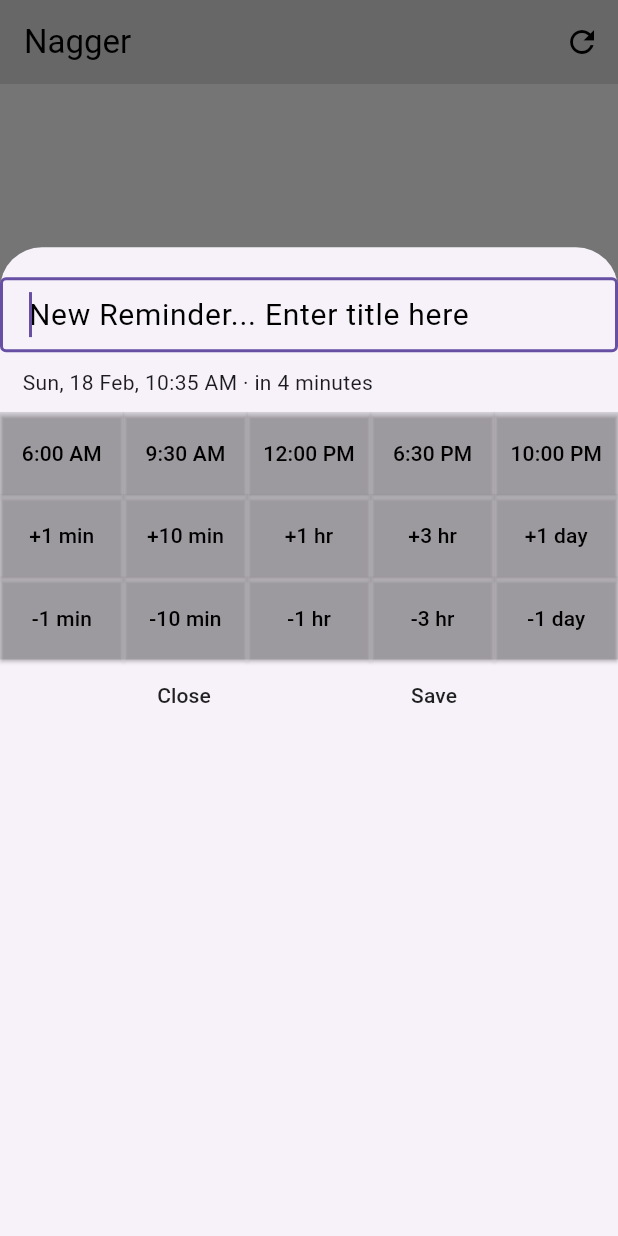
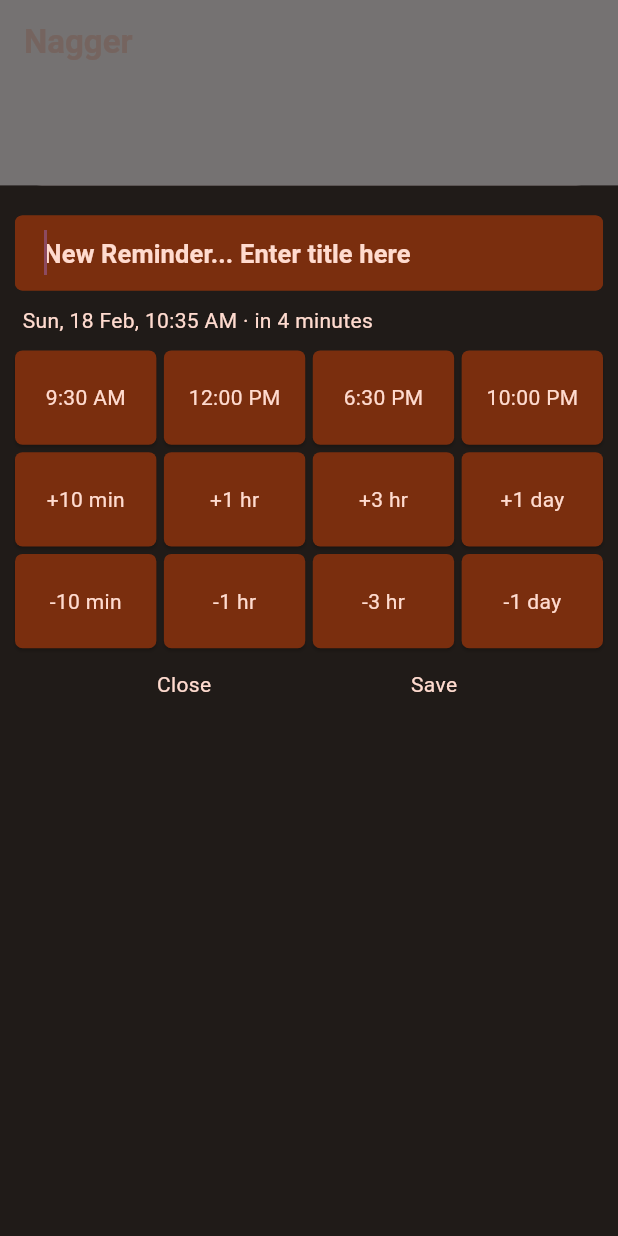
Before and after one commit to ThisIsSidam/rem-reminds-you, a Flutter app: the screen it shows after launch, after a tap on the "add" icon, on a phone screen of 412 x 824 dp. Run offline on Flutter 3.47's test engine with Material 3 defaults, Android fonts, the phone set to English and light mode, and no system bars; our stand-ins replace awesome_notifications, hive_flutter, timezone; accounts and stored records are empty.

Commit message:
Added Proper Theming to the app
Previously: The app didn't look good and the way the Theme file was made was not proper.

Now: I learned the proper way. The app now actually looks good.

```diff
--- a/lib/data/app_theme.dart
+++ b/lib/data/app_theme.dart
@@ -1,8 +1,97 @@
 
 import 'package:flutter/material.dart';
 
-class AppTheme {
-  static Color backgroundColor = Colors.blueGrey;
-  static Color primaryColor = Colors.black12;
-  static Color textOnPrimary = Colors.black;
-}
+final ThemeData myTheme = ThemeData(
+  primaryColor: Colors.white,
+  cardColor: const Color.fromRGBO(122, 46, 14, 1),
+
+  iconTheme: const IconThemeData(
+    color: Color.fromRGBO(255, 219, 207, 1)
+  ),
+
+  floatingActionButtonTheme: const FloatingActionButtonThemeData(
+    backgroundColor: Color.fromRGBO(122, 46, 14, 1),
+    foregroundColor: Color.fromRGBO(255, 219, 207, 1)
+  ),
+
+  elevatedButtonTheme: ElevatedButtonThemeData(
+    style: ElevatedButton.styleFrom(
+      padding: const EdgeInsets.all(0),
+      backgroundColor: const Color.fromRGBO(122, 46, 14, 1),
+      foregroundColor: const Color.fromRGBO(255, 219, 207, 1),
+      shape: RoundedRectangleBorder(
+        borderRadius: BorderRadius.circular(5)
+      ),
+    )
+  ),
+
+  buttonTheme: ButtonThemeData(
+    colorScheme: ColorScheme.fromSeed(
+      seedColor: const Color.fromRGBO(122, 46, 14, 1),
+    )
+  ),
+
+  textTheme: const TextTheme(
+    titleLarge: TextStyle(
+      fontSize: 22,
+      fontWeight: FontWeight.bold,
+      color: Color.fromRGBO(255, 219, 207, 1)
+    ),
+    titleMedium: TextStyle(
+      fontSize: 20,
+      fontWeight: FontWeight.bold,
+      color: Color.fromRGBO(255, 219, 207, 1)
+    ),
+    titleSmall: TextStyle(
+      fontSize: 17,
+      fontWeight: FontWeight.bold,
+      color: Color.fromRGBO(255, 219, 207, 1)
+    ),
+    bodyLarge: TextStyle(
+      fontSize: 16,
+      color: Color.fromRGBO(255, 219, 207, 1)
+    ),
+    bodyMedium: TextStyle(
+      fontSize: 14,
+      color: Color.fromRGBO(255, 219, 207, 1)
+    ),
+    bodySmall: TextStyle(
+      fontSize: 12,
+      color: Color.fromRGBO(255, 219, 207, 1)
+    )
+  ),
+
+  inputDecorationTheme: const InputDecorationTheme(
+    filled: true,
+    fillColor: Color.fromRGBO(122, 46, 14, 1),
+    enabledBorder: OutlineInputBorder(
+      borderSide: BorderSide(
+        color: Color.fromRGBO(122, 46, 14, 1),
+        width: 2
+      ),
+      borderRadius: BorderRadius.all(Radius.circular(5)),
+    ),
+    disabledBorder: OutlineInputBorder(
+      borderSide: BorderSide(color: Color.fromRGBO(122, 46, 14, 1),),
+      borderRadius: BorderRadius.all(Radius.circular(5))
+    ),
+    focusedBorder: OutlineInputBorder(
+      borderSide: BorderSide(
+        color: Color.fromRGBO(122, 46, 14, 1),
+        width: 2.5
+      ),
+      borderRadius: BorderRadius.all(Radius.circular(5)),
+    ),
+  ),
+
+  appBarTheme: const AppBarTheme(
+    color: Colors.transparent,
+    elevation: 0
+  ),
+
+  colorScheme: ColorScheme.fromSeed(
+    seedColor: Colors.black,
+    background: const Color.fromRGBO(32, 27, 24, 1),
+    onBackground: const Color.fromRGBO(237, 223, 220, 1)
+  )
+);
--- a/lib/main.dart
+++ b/lib/main.dart
@@ -1,5 +1,6 @@
 import 'package:flutter/material.dart';
 import 'package:hive_flutter/hive_flutter.dart';
+import 'package:nagger/data/app_theme.dart';
 import 'package:nagger/utils/notification.dart';
 import 'package:nagger/pages/home_page.dart';
 import 'package:nagger/utils/reminder.dart';
@@ -33,7 +34,7 @@
   Widget build(BuildContext context) {
     return MaterialApp(
       home: const HomePage(),
-      theme: ThemeData(scaffoldBackgroundColor: Colors.white),
+      theme: myTheme
     );
   }
 }
--- a/lib/pages/home_page.dart
+++ b/lib/pages/home_page.dart
@@ -1,6 +1,5 @@
 import 'dart:async';
 import 'package:flutter/material.dart';
-import 'package:nagger/data/app_theme.dart';
 import 'package:nagger/data/reminders_data.dart';
 import 'package:nagger/utils/homepage_list_section.dart';
 import 'package:nagger/utils/reminder.dart';
@@ -118,20 +117,8 @@
       appBar: AppBar(
         title: Text(
           "Nagger",
-          style: TextStyle(
-            color: AppTheme.textOnPrimary
-          ),
-          ),
-        backgroundColor: AppTheme.primaryColor,
-        actions: [
-          IconButton(
-            onPressed: () => refreshPage(),
-            icon: Icon(
-              Icons.refresh,
-              color: AppTheme.textOnPrimary,
-            )
-          )
-        ]
+          style: Theme.of(context).textTheme.titleLarge,
+        ),
       ),
       body: SingleChildScrollView(
         child: Column(
@@ -160,7 +147,6 @@
         ),
       ),
       floatingActionButton: FloatingActionButton(
-        backgroundColor: AppTheme.primaryColor,
         onPressed: () {
           showModalBottomSheet(
             context: context,
@@ -173,9 +159,9 @@
             )
           );
         },
-        child: Icon(
+
+        child: const Icon(
           Icons.add,
-          color: AppTheme.textOnPrimary,
         )
       ),
     );
--- a/lib/utils/homepage_list_section.dart
+++ b/lib/utils/homepage_list_section.dart
@@ -20,21 +20,25 @@
     {
       return const SizedBox.shrink();
     }
-
     return Column(
       children: [
+        Padding(
+          padding: const EdgeInsets.only(left: 15),
+          child: Align(
+            alignment: Alignment.centerLeft,
+            child: Text(name)
+          ),
+        ),
+        const SizedBox(height: 5,),
         SizedBox(
-          child: Text(name),
-        ),
-        SizedBox(
-          height: remindersList.length * 70,
+          height: remindersList.length * 75,
           child: ListView.separated(
           physics: const NeverScrollableScrollPhysics(),
           itemCount: remindersList.length,
           separatorBuilder: (context, index) {
             return const Divider(
-              color: Colors.black,
-              height: 2,
+              color: Colors.transparent,
+              height: 5,
             );
           },
           itemBuilder: (context, index) {
--- a/lib/utils/notification.dart
+++ b/lib/utils/notification.dart
@@ -71,7 +71,7 @@
 
   void cancelScheduledNotification(int id) {
     notificationsPlugin.cancel(id);
-    print("$id cancelled");
+    print("$id cancelled scheduled notification.");
   }
 
 }
--- a/lib/utils/reminder_section.dart
+++ b/lib/utils/reminder_section.dart
@@ -1,5 +1,4 @@
 import 'package:flutter/material.dart';
-import 'package:nagger/data/app_theme.dart';
 import 'package:nagger/data/reminders_data.dart';
 import 'package:nagger/utils/notification.dart';
 import 'package:nagger/utils/reminder.dart';
@@ -115,27 +114,28 @@
   @override
   Widget build(BuildContext context) {
     return FractionallySizedBox(
-      heightFactor: 0.8,
+      heightFactor: 0.85,
+      child: Container(
+        color: Theme.of(context).colorScheme.background,
         child: Column(
           crossAxisAlignment: CrossAxisAlignment.start,
           children: [
             const SizedBox(height: 20,),
-          TextFormField(
+            Padding(
+              padding: const EdgeInsets.only(left: 10, right: 10),
+              child: TextFormField(
+                textCapitalization: TextCapitalization.sentences,
                 autofocus: true,
                 controller: titleController,
-              style: TextStyle(
-                color: AppTheme.textOnPrimary,
-                fontSize: 20
-              ),
+                style: Theme.of(context).textTheme.titleMedium,
                 decoration: InputDecoration(
                   contentPadding: const EdgeInsets.only(
                     left: 15, top: 10, bottom: 10
                   ),
                   hintText: "New Reminder... Enter title here",
-                hintStyle: TextStyle(
-                  color: AppTheme.textOnPrimary
+                  hintStyle: Theme.of(context).textTheme.titleSmall,
+                  border: const OutlineInputBorder(),
                 ),
-                border: const OutlineInputBorder()
               ),
             ),
             Container(
@@ -144,23 +144,23 @@
               ),
               child: Text("${widget.thisReminder.getDateTimeAsStr()} · ${widget.thisReminder.getDiffString()}"),
             ),
-          SizedBox(
+            Padding(
+              padding: const EdgeInsets.only(left: 10, right: 10),
               child: GridView.count(
-              crossAxisCount: 5,
+                mainAxisSpacing: 5,
+                crossAxisSpacing: 5,
+                crossAxisCount: 4,
                 shrinkWrap: true,
                 childAspectRatio: 1.5,
                 children: [
-                TimeSetButton(time: "6:00 AM", setTime: setTime),
                   TimeSetButton(time: "9:30 AM", setTime: setTime),
                   TimeSetButton(time: "12:00 PM", setTime: setTime),
                   TimeSetButton(time: "6:30 PM", setTime: setTime),
                   TimeSetButton(time: "10:00 PM", setTime: setTime),
-                TimeEditButton(editDuration: const Duration(minutes: 1), editTime: editTime,),
                   TimeEditButton(editDuration: const Duration(minutes: 10), editTime: editTime,),
                   TimeEditButton(editDuration: const Duration(hours: 1), editTime: editTime,),
                   TimeEditButton(editDuration: const Duration(hours: 3), editTime: editTime,),
                   TimeEditButton(editDuration: const Duration(days: 1), editTime: editTime,),
-                TimeEditButton(editDuration: const Duration(minutes: -1), editTime: editTime,),
                   TimeEditButton(editDuration: const Duration(minutes: -10), editTime: editTime,),
                   TimeEditButton(editDuration: const Duration(hours: -1), editTime: editTime,),
                   TimeEditButton(editDuration: const Duration(hours: -3), editTime: editTime,),
@@ -175,23 +175,33 @@
                   if (widget.thisReminder.id != 101)
                     MaterialButton(
                       onPressed: () => deleteReminder(),
+                      child: IconTheme(
+                        data: Theme.of(context).iconTheme,
                         child: const Icon(Icons.delete)
                       ),
+                    ),
                   MaterialButton(
-                  child: const Text("Close"),
+                    child: Text(
+                      "Close",
+                      style: Theme.of(context).textTheme.bodyMedium,
+                    ),
                     onPressed: () {
                       Navigator.pop(context);
                     }
                   ),
                   MaterialButton(
                     onPressed: () => saveReminder(),
-                  child: const Text("Save")
+                    child: Text(
+                      "Save",
+                      style: Theme.of(context).textTheme.bodyMedium,
+                    )
                   )
                 ],
               ),
             )
           ],
         ),
+      ),
     );
   }
 }
--- a/lib/utils/reminder_tile.dart
+++ b/lib/utils/reminder_tile.dart
@@ -1,5 +1,4 @@
 import 'package:flutter/material.dart';
-import 'package:nagger/data/app_theme.dart';
 import 'package:nagger/utils/reminder.dart';
 import 'package:nagger/utils/reminder_section.dart';
 
@@ -20,7 +19,6 @@
       textAlign: TextAlign.left,
       style: TextStyle(
         fontSize: size,
-        color: AppTheme.textOnPrimary,
       ) ,
     );
   }
@@ -28,12 +26,15 @@
   @override
   Widget build(BuildContext context) {
     return Padding(
-      padding: const EdgeInsets.all(0),
+      padding: const EdgeInsets.only(
+        left: 10, right: 10,
+      ),
       child: MaterialButton(
         padding: const EdgeInsets.all(0),
         child: Container(
           decoration: BoxDecoration(
-            color: AppTheme.primaryColor,
+            color: Theme.of(context).cardColor,
+            borderRadius: BorderRadius.circular(5)
           ),
           child: Row(
               children: [
@@ -47,12 +48,12 @@
                       children: [
                         Text(
                           widget.thisReminder.title ?? "No Title",
-                          style: TextStyle(
-                            color: AppTheme.textOnPrimary,
-                            fontSize: 20
-                          ),
+                          style: Theme.of(context).textTheme.titleMedium
                         ),
-                        tileText(widget.thisReminder.getDateTimeAsStr())
+                        Text(
+                          widget.thisReminder.getDateTimeAsStr(),
+                          style: Theme.of(context).textTheme.bodyMedium
+                        )
                       ],
                     ),
                   ),
@@ -65,7 +66,10 @@
                     child: Column(
                       crossAxisAlignment: CrossAxisAlignment.end,
                       children: [
-                        tileText(widget.thisReminder.getDiffString()),
+                        Text(
+                          widget.thisReminder.getDiffString(),
+                          style: Theme.of(context).textTheme.bodySmall
+                        ),
                         const SizedBox(height: 20,)
                       ],
                     ),
--- a/lib/utils/time_edit_button.dart
+++ b/lib/utils/time_edit_button.dart
@@ -1,5 +1,4 @@
 import 'package:flutter/material.dart';
-import 'package:nagger/data/app_theme.dart';
 
 class TimeEditButton extends StatelessWidget {
   final Duration editDuration;
@@ -40,15 +39,10 @@
   Widget build(BuildContext context) {
     return ElevatedButton(
       onPressed: () => editTime(editDuration),
-      style: ElevatedButton.styleFrom(
-        backgroundColor: AppTheme.primaryColor,
-        foregroundColor: AppTheme.textOnPrimary,
-        padding: const EdgeInsets.all(0),
-        shape: RoundedRectangleBorder(
-          borderRadius: BorderRadius.circular(0)
-        )
+      child: Text(
+        getEditDuration(),
+        style: Theme.of(context).textTheme.bodyMedium,
       ),
-      child: Text(getEditDuration()),
     );
   }
 
--- a/lib/utils/time_set_button.dart
+++ b/lib/utils/time_set_button.dart
@@ -1,5 +1,4 @@
 import 'package:flutter/material.dart';
-import 'package:nagger/data/app_theme.dart';
 
 class TimeSetButton extends StatelessWidget {
   final String time;
@@ -14,15 +13,10 @@
   Widget build(BuildContext context) {
     return ElevatedButton(
       onPressed: () => setTime(time),
-      style: ElevatedButton.styleFrom(
-        backgroundColor: AppTheme.primaryColor,
-        foregroundColor: AppTheme.textOnPrimary,
-        padding: const EdgeInsets.all(0),
-        shape: RoundedRectangleBorder(
-          borderRadius: BorderRadius.circular(0)
-        )
-      ),
-      child: Text(time)
+      child: Text(
+        time,
+        style: Theme.of(context).textTheme.bodyMedium,
+      )
     );
   }
 }
```
Lines whose indentation alone changed are shown as unchanged.
